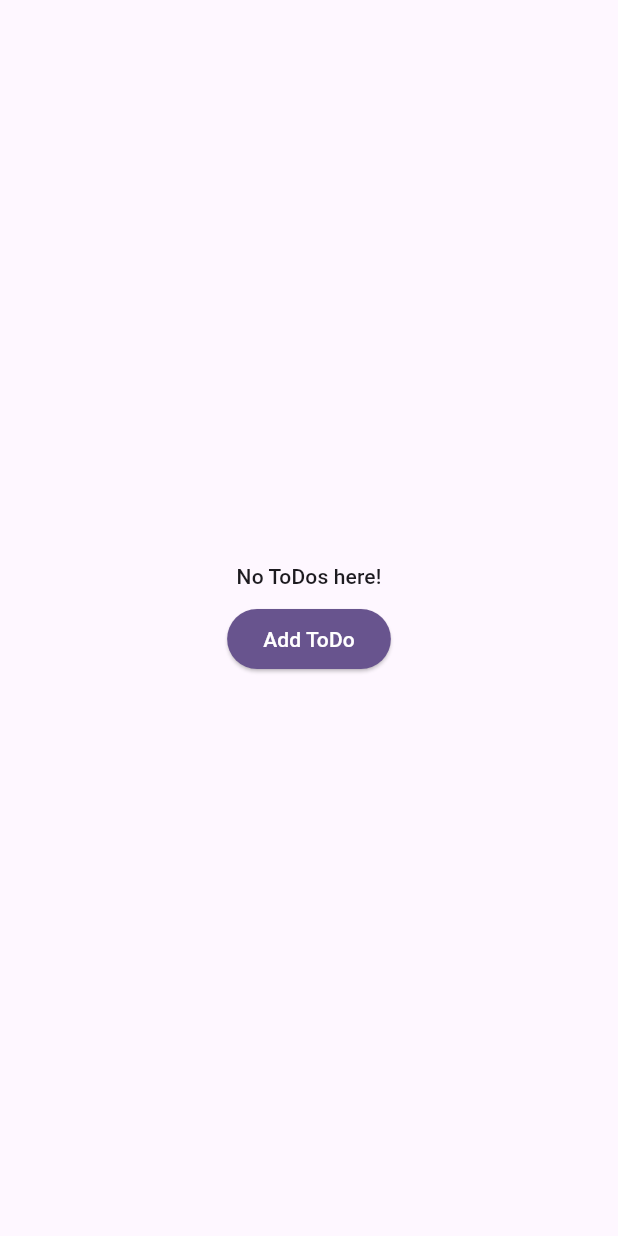
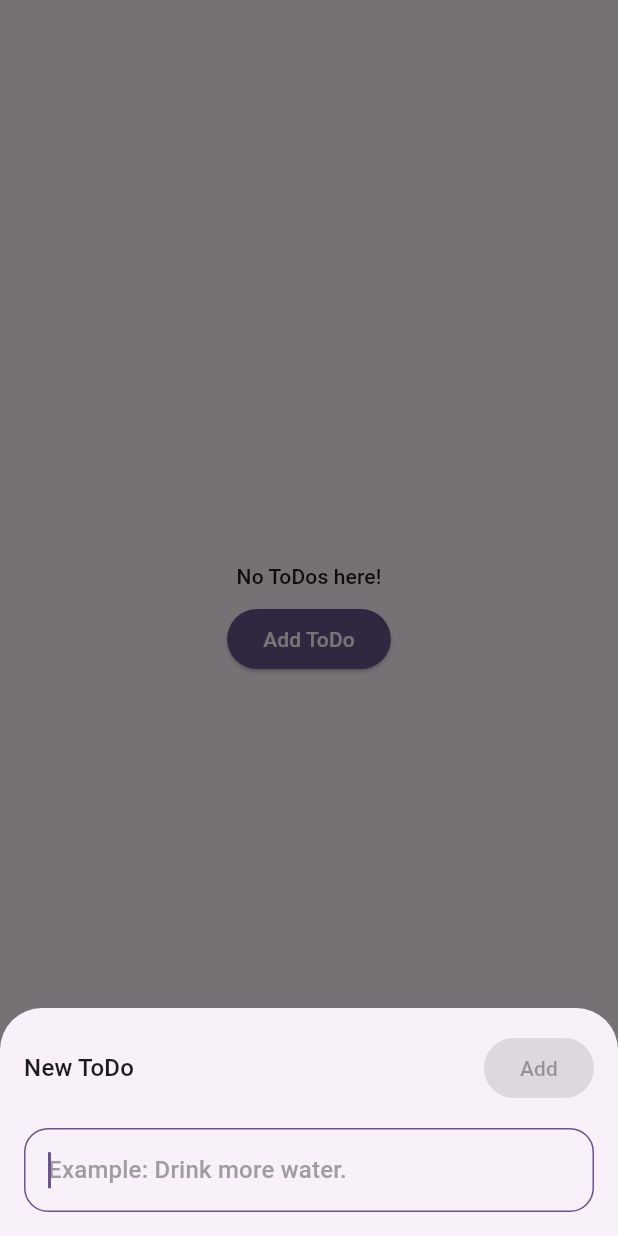
Before and after one commit to tarek360/todo, a Flutter app: the _NoDataWidget widget shown alone on an empty page, opened directly, after a tap on "Add ToDo", on a phone screen of 412 x 824 dp. Run offline on Flutter 3.47's test engine with Material 2 defaults, Android fonts, the phone set to English and light mode, and no system bars; our stand-ins replace dio, flutter_riverpod, freezed_annotation; network calls fail.

Commit message:
adding a new todo

```diff
--- /dev/null
+++ b/lib/app/todo_adding/add_todo_bottom_sheet.dart
@@ -0,0 +1,76 @@
+import 'package:flutter/material.dart';
+import 'package:flutter_riverpod/flutter_riverpod.dart';
+
+import 'add_todo_view_model.dart';
+
+class AddTodoBottomSheet extends ConsumerWidget {
+  const AddTodoBottomSheet._();
+
+  static show(BuildContext context) {
+    showModalBottomSheet(
+      context: context,
+      builder: (context) => const AddTodoBottomSheet._(),
+    );
+  }
+
+  @override
+  Widget build(BuildContext context, WidgetRef ref) {
+    final colorScheme = Theme.of(context).colorScheme;
+    final textTheme = Theme.of(context).textTheme;
+
+    final inputBorder = OutlineInputBorder(
+      borderSide: BorderSide(color: colorScheme.primary, width: 1.0),
+      borderRadius: const BorderRadius.all(Radius.circular(16.0)),
+    );
+
+    return Padding(
+      padding: const EdgeInsets.all(16.0),
+      child: Column(
+        crossAxisAlignment: CrossAxisAlignment.end,
+        mainAxisSize: MainAxisSize.min,
+        children: [
+          Row(
+            mainAxisAlignment: MainAxisAlignment.spaceBetween,
+            children: [
+              Text('New ToDo', style: textTheme.titleMedium),
+              Consumer(
+                builder: (context, ref, child) {
+                  return ElevatedButton(
+                    style: ElevatedButton.styleFrom(
+                      backgroundColor: colorScheme.primary,
+                      foregroundColor: colorScheme.onPrimary,
+                      elevation: 0,
+                    ),
+                    onPressed: _getOnPressed(context, ref),
+                    child: child,
+                  );
+                },
+                child: const Text('Add'),
+              ),
+            ],
+          ),
+          const SizedBox(height: 16.0),
+          TextField(
+            autofocus: true,
+            decoration: InputDecoration(
+              hintText: 'Example: Drink more water.',
+              hintStyle: textTheme.titleMedium?.copyWith(color: Colors.grey.shade500),
+              enabledBorder: inputBorder,
+              focusedBorder: inputBorder,
+            ),
+            onChanged: ref.read(addToDoViewModelProvider.notifier).onTextInputChanged,
+          ),
+        ],
+      ),
+    );
+  }
+
+  VoidCallback? _getOnPressed(BuildContext context, WidgetRef ref) {
+    return ref.watch(isAddButtonEnabledProvider)
+        ? () {
+            ref.read(addToDoViewModelProvider.notifier).addToDo();
+            Navigator.pop(context);
+          }
+        : null;
+  }
+}
--- /dev/null
+++ b/lib/app/todo_adding/add_todo_view_model.dart
@@ -0,0 +1,27 @@
+import 'package:flutter_riverpod/flutter_riverpod.dart';
+
+import '../models/todo.dart';
+
+final onToDoAddedProvider = StateProvider.autoDispose<ToDo?>((ref) => null);
+
+final isAddButtonEnabledProvider = StateProvider.autoDispose((ref) => ref.watch(_isValidInputProvider));
+
+final _isValidInputProvider = StateProvider.autoDispose((ref) => ref.watch(addToDoViewModelProvider).trim().isNotEmpty);
+
+final addToDoViewModelProvider = StateNotifierProvider.autoDispose<AddToDoViewModel, String>(
+  (ref) => AddToDoViewModel(ref),
+);
+
+class AddToDoViewModel extends StateNotifier<String> {
+  AddToDoViewModel(this._ref) : super('');
+
+  final Ref _ref;
+
+  void onTextInputChanged(String value) {
+    state = value;
+  }
+
+  void addToDo() {
+    _ref.read(onToDoAddedProvider.notifier).state = ToDo(title: state, isCompleted: false);
+  }
+}
--- a/lib/app/todos_listing/todos_list_screen.dart
+++ b/lib/app/todos_listing/todos_list_screen.dart
@@ -2,6 +2,7 @@ import 'package:flutter/material.dart';
 import 'package:flutter_riverpod/flutter_riverpod.dart';
 import 'package:todo/app/models/screen_state.dart';
 import 'package:todo/app/models/todo.dart';
+import 'package:todo/app/todo_adding/add_todo_bottom_sheet.dart';
 
 import 'todos_list_view_model.dart';
 
@@ -26,10 +27,8 @@ class TodoListScreen extends ConsumerWidget {
       ),
       floatingActionButton: state is ScreenStateData
           ? FloatingActionButton(
-              tooltip: 'Add ToDo',
-              onPressed: () {
-                //todo: open bottom sheet
-              },
+        tooltip: 'Add ToDo',
+              onPressed: () => AddTodoBottomSheet.show(context),
               child: const Icon(Icons.add),
             )
           : null,
@@ -102,9 +101,7 @@ class _NoDataWidget extends StatelessWidget {
               backgroundColor: colorScheme.primary,
               foregroundColor: colorScheme.onPrimary,
             ),
-            onPressed: () {
-              //todo: open bottom sheet
-            },
+            onPressed: () => AddTodoBottomSheet.show(context),
             child: const Text('Add ToDo'),
           ),
         ],
--- a/lib/app/todos_listing/todos_list_view_model.dart
+++ b/lib/app/todos_listing/todos_list_view_model.dart
@@ -3,22 +3,31 @@ import 'package:flutter_riverpod/flutter_riverpod.dart';
 import 'package:todo/app/models/screen_state.dart';
 import 'package:todo/app/models/todo.dart';
 import 'package:todo/app/providers.dart';
+import 'package:todo/app/todo_adding/add_todo_view_model.dart';
 import 'package:todo/data/models/todo_model.dart';
 import 'package:todo/data/todos_repository.dart';
 
 final todoListViewModelProvider = StateNotifierProvider.autoDispose<TodoListViewModel, ScreenState<List<ToDo>>>(
   (ref) => TodoListViewModel(
+    ref,
     ref.watch(todosRepositoryProvider),
   ),
 );
 
 class TodoListViewModel extends StateNotifier<ScreenState<List<ToDo>>> {
   TodoListViewModel(
+    this._ref,
     this._repository,
   ) : super(const ScreenStateLoading()) {
     _fetchTodos();
+    _ref.listen<ToDo?>(onToDoAddedProvider, (previous, todo) {
+      if (todo != null) {
+        _addTodo(todo);
+      }
+    });
   }
 
+  final AutoDisposeStateNotifierProviderRef _ref;
   final TodosRepository _repository;
 
   Future<void> _fetchTodos() async {
```
